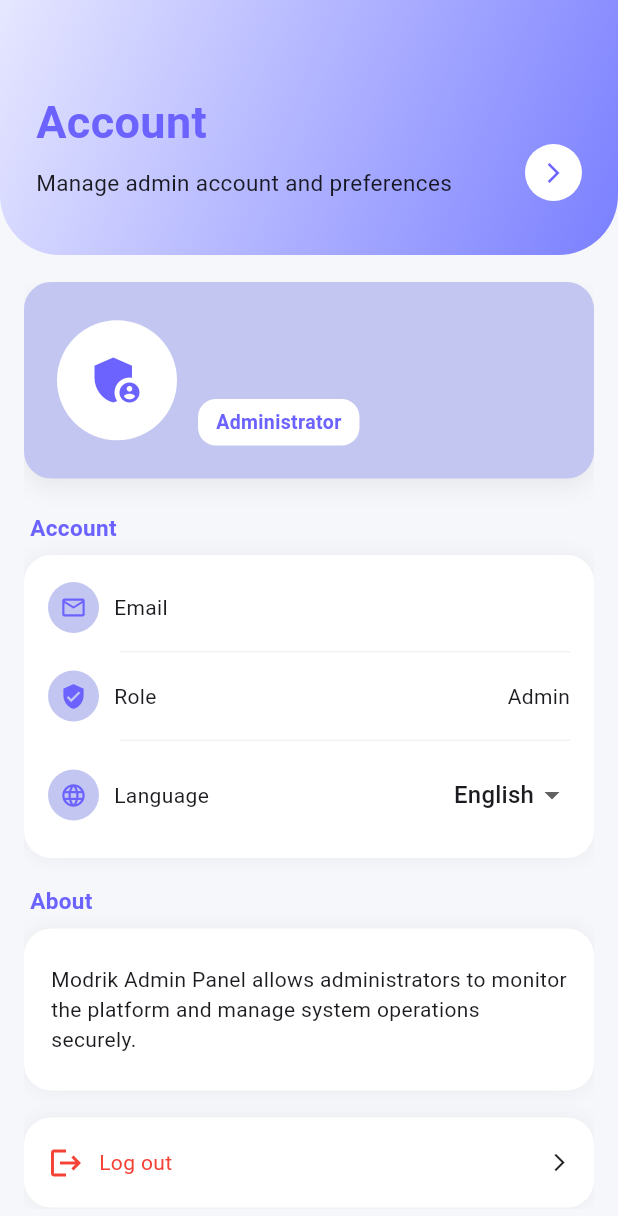
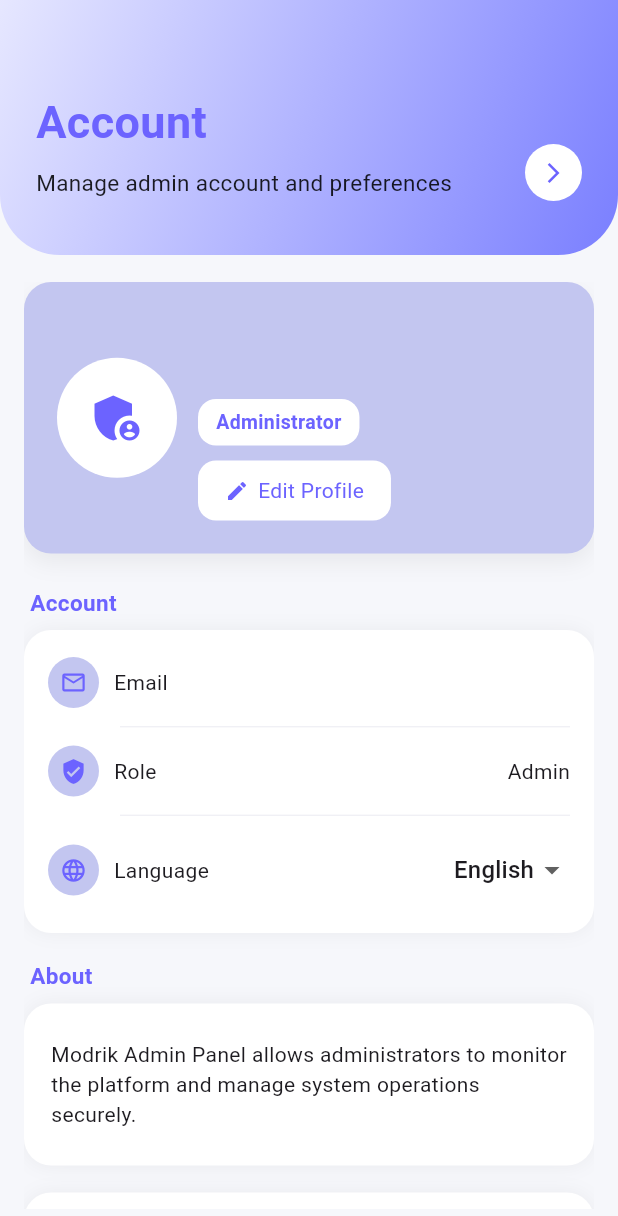
Before and after one commit to Lina182/Modrik, a Flutter app: the ProfileAdminScreen screen opened directly, on a phone screen of 412 x 824 dp. Shown: the top 1216 px of the screen. Run offline on Flutter 3.47's test engine with Material 3 defaults, Android fonts, the phone set to English and light mode, and no system bars; our stand-ins replace cloud_firestore, file_picker, firebase_auth, firebase_core, firebase_messaging, flutter_local_notifications and 3 more; missing offline and left inert: app_settings; accounts and stored records are empty.

Commit message:
adding edit admin profile

```diff
--- a/lib/screens/admin/admin_profile.dart
+++ b/lib/screens/admin/admin_profile.dart
@@ -1,6 +1,7 @@
 import 'package:flutter/material.dart';
 import 'package:firebase_auth/firebase_auth.dart';
 import '../shared/login_screen.dart';
+import '../shared/edit_profile.dart';
 import '../../theme/app_colors.dart';
 import '../../theme/app_text_styles.dart';
 import '../../l10n/app_localizations.dart';
@@ -161,6 +162,49 @@ class _ProfileAdminScreenState extends State<ProfileAdminScreen> {
                                   ),
                                 ),
                               ),
+
+const SizedBox(height: 10),
+
+GestureDetector(
+  onTap: () {
+    Navigator.push(
+      context,
+      MaterialPageRoute(
+        builder: (_) => const EditProfileScreen(),
+      ),
+    );
+  },
+  child: Container(
+    padding: const EdgeInsets.symmetric(
+      horizontal: 18,
+      vertical: 10,
+    ),
+    decoration: BoxDecoration(
+      color: Colors.white,
+      borderRadius: BorderRadius.circular(12),
+    ),
+    child: Row(
+      mainAxisSize: MainAxisSize.min,
+      children: [
+        const Icon(
+          Icons.edit,
+          size: 16,
+          color: AppColors.primary,
+        ),
+        const SizedBox(width: 6),
+        Text(
+          t.editProfile,
+          style: const TextStyle(
+            color: AppColors.primary,
+            fontSize: 14,
+          ),
+        ),
+      ],
+    ),
+  ),
+),
+
+
                             ],
                           ),
                         ),
```
